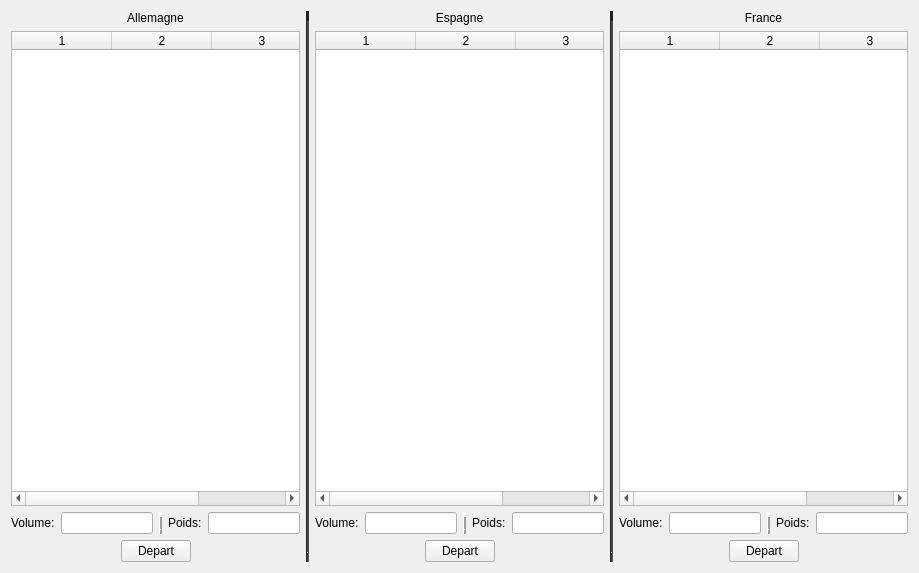
Above: serveurLivraison/widget.ui from dnalexen/livraisonColis before the change. Below: the same form after it.
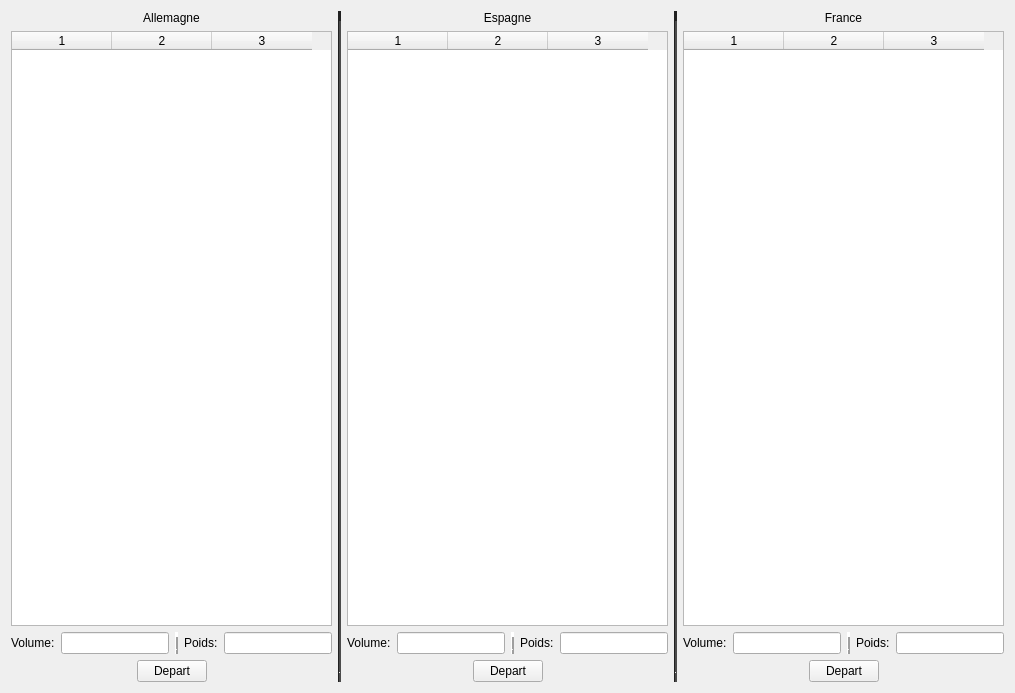
That is the form after the change.

Patch:
```diff
--- a/serveurLivraison/widget.ui
+++ b/serveurLivraison/widget.ui
@@ -6,8 +6,8 @@
    <rect>
     <x>0</x>
     <y>0</y>
-    <width>919</width>
-    <height>573</height>
+    <width>1015</width>
+    <height>693</height>
    </rect>
   </property>
   <property name="windowTitle">
```
